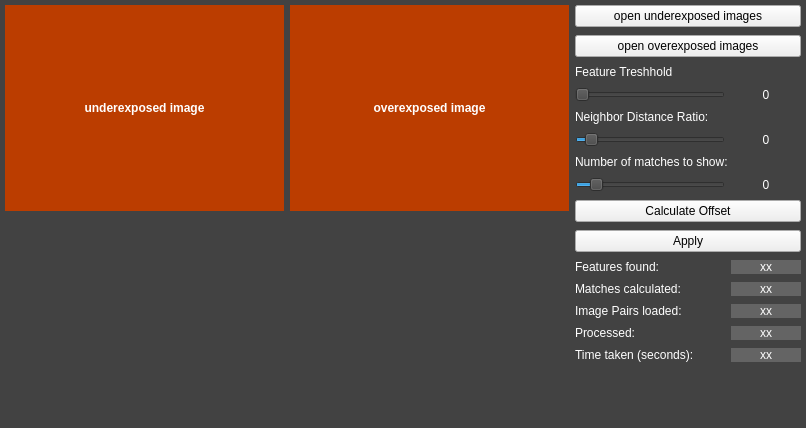
Old version of the form mainwindow.ui in the repository FaisalZ/HDRVideo.
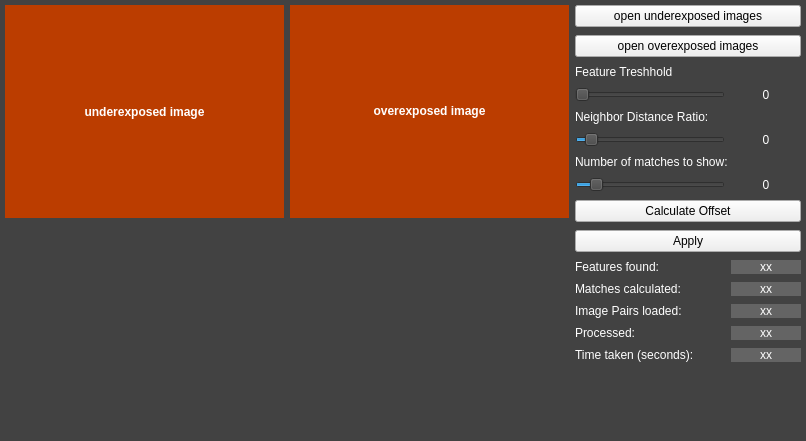
New version of the form.

```diff
--- a/mainwindow.ui
+++ b/mainwindow.ui
@@ -7,7 +7,7 @@
     <x>0</x>
     <y>0</y>
     <width>806</width>
-    <height>428</height>
+    <height>441</height>
    </rect>
   </property>
   <property name="windowTitle">
@@ -93,6 +93,9 @@
       <property name="text">
        <string/>
       </property>
+      <property name="alignment">
+       <set>Qt::AlignCenter</set>
+      </property>
      </widget>
     </item>
     <item row="2" column="0">
```
